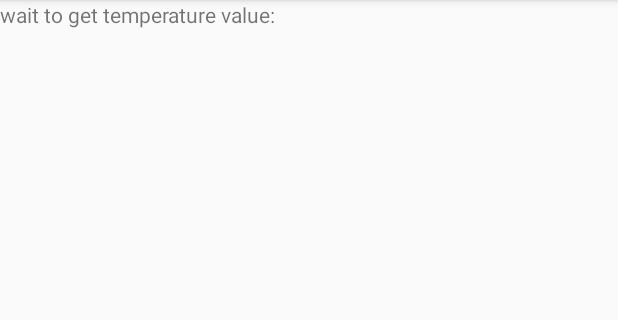
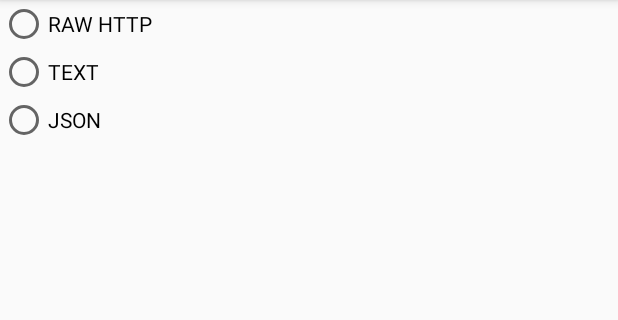
Before and after one commit to Xemno/Project_4, an Android app: the RestActivity screen opened directly, with no data from a screen before it, on a phone screen of 412 x 824 dp, the part 84-404 px from its top. Run offline under Robolectric (Android 15) with nearby library versions, the phone set to English and light mode, and no system bars.

Commit message:
Anja commit 19.10. 13:10

```diff
--- a/app/src/main/java/ch/ethz/inf/vs/a2/ankoller/webservices/RestActivity.java
+++ b/app/src/main/java/ch/ethz/inf/vs/a2/ankoller/webservices/RestActivity.java
@@ -2,12 +2,15 @@ package ch.ethz.inf.vs.a2.ankoller.webservices;
 
 import android.support.v7.app.AppCompatActivity;
 import android.os.Bundle;
+import android.view.View;
+import android.widget.RadioButton;
 import android.widget.TextView;
 import android.widget.ToggleButton;
 
 import ch.ethz.inf.vs.a2.ankoller.webservices.sensor.AbstractSensor;
 import ch.ethz.inf.vs.a2.ankoller.webservices.sensor.RawHttpSensor;
 import ch.ethz.inf.vs.a2.ankoller.webservices.sensor.SensorListener;
+import ch.ethz.inf.vs.a2.ankoller.webservices.sensor.TextSensor;
 
 public class RestActivity extends AppCompatActivity implements SensorListener{
     //TODO implement methods, this activity has to implement the interface sensorlistener
@@ -19,7 +22,8 @@ public class RestActivity extends AppCompatActivity implements SensorListener{
     AbstractSensor sensor;
     TextView displayValue;
     String celsius;
-
+//create a new Textsensor object to to the same steps to retrieve a temperature value
+    TextSensor textSensor;
 
     @Override
     protected void onCreate(Bundle savedInstanceState) {
@@ -29,8 +33,13 @@ public class RestActivity extends AppCompatActivity implements SensorListener{
         displayValue.setText("wait to get temperature value:");
         celsius=" °C";
 
+        //we do a radiobutton to switch between the different sensors
+        //rawhttpsensor, textsensor or jsonsensor
+        //we create a method to switch between them
+
 
         rawHttpSensor= new RawHttpSensor();
+        textSensor= new TextSensor();
         sensor=rawHttpSensor;
 
         //registerlistener and get temp value
@@ -39,6 +48,15 @@ public class RestActivity extends AppCompatActivity implements SensorListener{
 
 
 
+    }
+
+    public void onRadioButtonClick(View radioview){
+        RadioButton radioButton= (RadioButton) radioview;
+        boolean checked= radioButton.isChecked();
+        sensor.unregisterListener(this);
+        switch(radioButton.getId()){
+            //case R.id.
+        }
     }
 
     @Override
--- a/app/src/main/res/layout/activity_rest.xml
+++ b/app/src/main/res/layout/activity_rest.xml
@@ -11,12 +11,44 @@
     <!---RadtioButton allow user to select one option
     used for optional sets that are mutually exlusive
     for ex you can selct between 3 different things
+    In the textview is some padding needed, that it is not behind the buttons but below
     -->
     <TextView
         android:layout_width="wrap_content"
         android:layout_height="wrap_content"
         android:id="@+id/displayvalue_view"
-
+        android:paddingTop="20dp"
+        android:paddingEnd="60dp"
+        android:paddingStart="60dp"
+        android:layout_above="@+id/radio_group"
         />
 
+
+    <RadioGroup
+        android:id="@+id/radio_group"
+        android:layout_width="match_parent"
+        android:layout_height="wrap_content">
+
+        <RadioButton
+            android:layout_width="match_parent"
+            android:layout_height="wrap_content"
+            android:text= "RAW HTTP "
+            android:id="@+id/radio_group_http"
+            android:onClick="onRadioButtonClick"/>
+
+        <RadioButton
+            android:layout_width="match_parent"
+            android:layout_height="wrap_content"
+            android:text= "TEXT"
+            android:id="@+id/radio_group_textsensor"
+            android:onClick="onRadioButtonClick"/>
+
+        <RadioButton
+            android:layout_width="match_parent"
+            android:layout_height="wrap_content"
+            android:text= "JSON"
+            android:id="@+id/radio_group_jsonsensor"
+            android:onClick="onRadioButtonClick"/>
+    </RadioGroup>
+
 </RelativeLayout>
```
Also changed, not shown: app/src/main/java/ch/ethz/inf/vs/a2/ankoller/webservices/sensor/TextSensor.java (+30 -3 lines).
